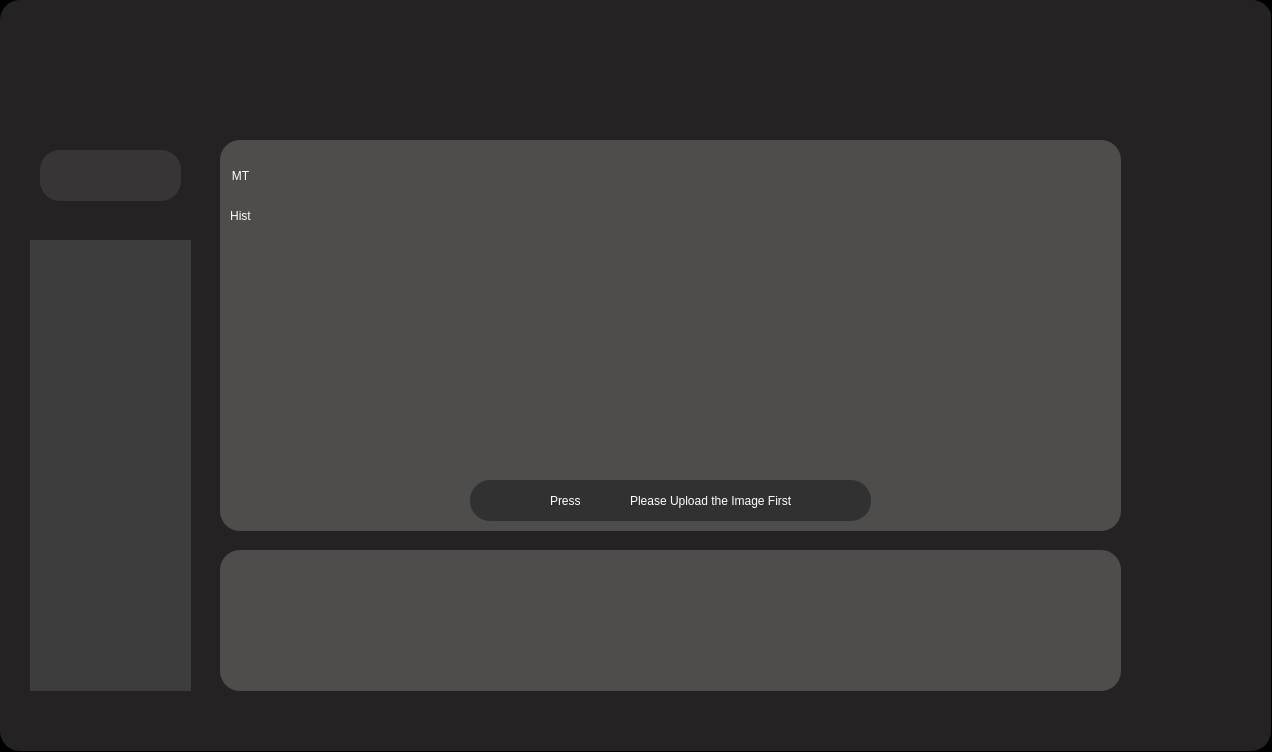
First picture: the form in UI Designer FIles/Main.ui, repository bilalfawadkhan/FYP-Image-Forensic, before the edit.
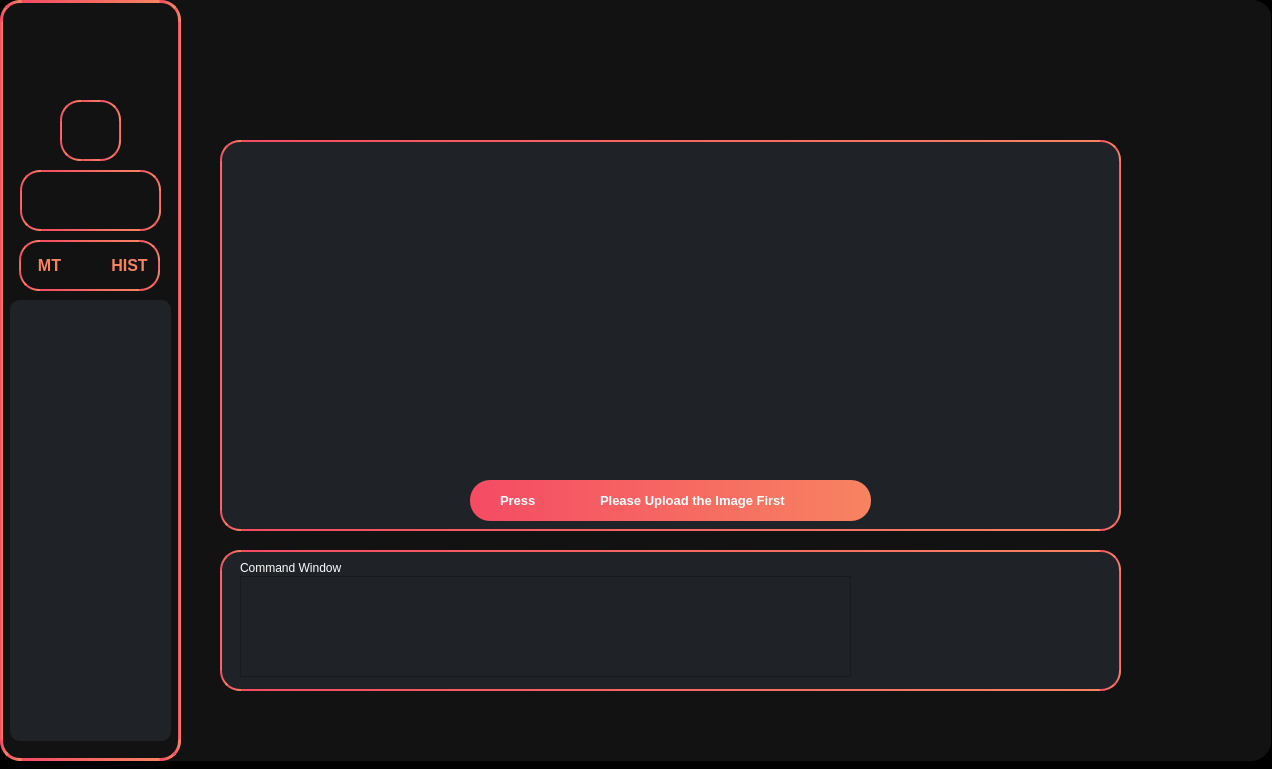
Second picture: the form after the edit. Icons and pictures are not drawn.

```diff
--- a/UI Designer FIles/Main.ui
+++ b/UI Designer FIles/Main.ui
@@ -10,7 +10,7 @@
     <x>0</x>
     <y>0</y>
     <width>1272</width>
-    <height>752</height>
+    <height>769</height>
    </rect>
   </property>
   <property name="windowTitle">
@@ -35,14 +35,14 @@
       <x>0</x>
       <y>0</y>
       <width>1271</width>
-      <height>751</height>
+      <height>761</height>
      </rect>
     </property>
     <property name="contextMenuPolicy">
      <enum>Qt::DefaultContextMenu</enum>
     </property>
     <property name="styleSheet">
-     <string notr="true">#mainwind{background-Color : rgb(36, 34, 34);
+     <string notr="true">#mainwind{background-Color :#121212;
 color : rgb(255, 255, 255);
 border-radius : 20px;
 }</string>
@@ -50,25 +50,6 @@
     <property name="title">
      <string notr="true"/>
     </property>
-    <widget class="QLabel" name="logolabel">
-     <property name="geometry">
-      <rect>
-       <x>10</x>
-       <y>40</y>
-       <width>211</width>
-       <height>131</height>
-      </rect>
-     </property>
-     <property name="text">
-      <string/>
-     </property>
-     <property name="pixmap">
-      <pixmap>../UI Resources/logo/logo.png</pixmap>
-     </property>
-     <property name="scaledContents">
-      <bool>true</bool>
-     </property>
-    </widget>
     <widget class="QGroupBox" name="botBox">
      <property name="geometry">
       <rect>
@@ -93,9 +74,9 @@
         <colorrole role="Button">
          <brush brushstyle="SolidPattern">
           <color alpha="255">
-           <red>79</red>
-           <green>76</green>
-           <blue>76</blue>
+           <red>31</red>
+           <green>35</green>
+           <blue>39</blue>
           </color>
          </brush>
         </colorrole>
@@ -138,18 +119,18 @@
         <colorrole role="Base">
          <brush brushstyle="SolidPattern">
           <color alpha="255">
-           <red>79</red>
-           <green>76</green>
-           <blue>76</blue>
+           <red>31</red>
+           <green>35</green>
+           <blue>39</blue>
           </color>
          </brush>
         </colorrole>
         <colorrole role="Window">
          <brush brushstyle="SolidPattern">
           <color alpha="255">
-           <red>79</red>
-           <green>76</green>
-           <blue>76</blue>
+           <red>31</red>
+           <green>35</green>
+           <blue>39</blue>
           </color>
          </brush>
         </colorrole>
@@ -176,9 +157,9 @@
         <colorrole role="Button">
          <brush brushstyle="SolidPattern">
           <color alpha="255">
-           <red>79</red>
-           <green>76</green>
-           <blue>76</blue>
+           <red>31</red>
+           <green>35</green>
+           <blue>39</blue>
           </color>
          </brush>
         </colorrole>
@@ -221,18 +202,18 @@
         <colorrole role="Base">
          <brush brushstyle="SolidPattern">
           <color alpha="255">
-           <red>79</red>
-           <green>76</green>
-           <blue>76</blue>
+           <red>31</red>
+           <green>35</green>
+           <blue>39</blue>
           </color>
          </brush>
         </colorrole>
         <colorrole role="Window">
          <brush brushstyle="SolidPattern">
           <color alpha="255">
-           <red>79</red>
-           <green>76</green>
-           <blue>76</blue>
+           <red>31</red>
+           <green>35</green>
+           <blue>39</blue>
           </color>
          </brush>
         </colorrole>
@@ -259,9 +240,9 @@
         <colorrole role="Button">
          <brush brushstyle="SolidPattern">
           <color alpha="255">
-           <red>79</red>
-           <green>76</green>
-           <blue>76</blue>
+           <red>31</red>
+           <green>35</green>
+           <blue>39</blue>
           </color>
          </brush>
         </colorrole>
@@ -304,18 +285,18 @@
         <colorrole role="Base">
          <brush brushstyle="SolidPattern">
           <color alpha="255">
-           <red>79</red>
-           <green>76</green>
-           <blue>76</blue>
+           <red>31</red>
+           <green>35</green>
+           <blue>39</blue>
           </color>
          </brush>
         </colorrole>
         <colorrole role="Window">
          <brush brushstyle="SolidPattern">
           <color alpha="255">
-           <red>79</red>
-           <green>76</green>
-           <blue>76</blue>
+           <red>31</red>
+           <green>35</green>
+           <blue>39</blue>
           </color>
          </brush>
         </colorrole>
@@ -332,24 +313,52 @@
       </palette>
      </property>
      <property name="styleSheet">
-      <string notr="true">background-Color : rgb(79, 76, 76);
-color : rgb(255, 255, 255);
-border-radius : 20px;</string>
+      <string notr="true">#botBox{background-Color :  #1f2327;;
+border-radius : 20px;
+border : 2px solid qlineargradient(spread:pad, x1:0, y1:1, x2:1, y2:1, stop:0 rgba(245, 75, 100, 255), stop:1 rgba(247, 131, 97, 255));
+color:rgb(255,255,255);}
+</string>
      </property>
      <property name="title">
       <string notr="true"/>
      </property>
-     <widget class="QLabel" name="runWinText">
+     <widget class="QLabel" name="commwinlabel">
       <property name="geometry">
        <rect>
         <x>20</x>
         <y>10</y>
-        <width>861</width>
-        <height>111</height>
+        <width>121</width>
+        <height>16</height>
        </rect>
       </property>
+      <property name="styleSheet">
+       <string notr="true">#commwinlabel{border: 0 solid;
+color:rgb(255,255,255);
+} 
+</string>
+      </property>
       <property name="text">
-       <string notr="true"/>
+       <string>Command Window</string>
+      </property>
+     </widget>
+     <widget class="QTextEdit" name="commwin">
+      <property name="geometry">
+       <rect>
+        <x>20</x>
+        <y>26</y>
+        <width>611</width>
+        <height>101</height>
+       </rect>
+      </property>
+      <property name="mouseTracking">
+       <bool>false</bool>
+      </property>
+      <property name="styleSheet">
+       <string notr="true">background-Color :  #1f2327;
+color:rgb(255,255,255)</string>
+      </property>
+      <property name="readOnly">
+       <bool>true</bool>
       </property>
      </widget>
     </widget>
@@ -377,9 +386,9 @@
         <colorrole role="Button">
          <brush brushstyle="SolidPattern">
           <color alpha="255">
-           <red>79</red>
-           <green>76</green>
-           <blue>76</blue>
+           <red>31</red>
+           <green>35</green>
+           <blue>39</blue>
           </color>
          </brush>
         </colorrole>
@@ -422,18 +431,18 @@
         <colorrole role="Base">
          <brush brushstyle="SolidPattern">
           <color alpha="255">
-           <red>79</red>
-           <green>76</green>
-           <blue>76</blue>
+           <red>31</red>
+           <green>35</green>
+           <blue>39</blue>
           </color>
          </brush>
         </colorrole>
         <colorrole role="Window">
          <brush brushstyle="SolidPattern">
           <color alpha="255">
-           <red>79</red>
-           <green>76</green>
-           <blue>76</blue>
+           <red>31</red>
+           <green>35</green>
+           <blue>39</blue>
           </color>
          </brush>
         </colorrole>
@@ -460,9 +469,9 @@
         <colorrole role="Button">
          <brush brushstyle="SolidPattern">
           <color alpha="255">
-           <red>79</red>
-           <green>76</green>
-           <blue>76</blue>
+           <red>31</red>
+           <green>35</green>
+           <blue>39</blue>
           </color>
          </brush>
         </colorrole>
@@ -505,18 +514,18 @@
         <colorrole role="Base">
          <brush brushstyle="SolidPattern">
           <color alpha="255">
-           <red>79</red>
-           <green>76</green>
-           <blue>76</blue>
+           <red>31</red>
+           <green>35</green>
+           <blue>39</blue>
           </color>
          </brush>
         </colorrole>
         <colorrole role="Window">
          <brush brushstyle="SolidPattern">
           <color alpha="255">
-           <red>79</red>
-           <green>76</green>
-           <blue>76</blue>
+           <red>31</red>
+           <green>35</green>
+           <blue>39</blue>
           </color>
          </brush>
         </colorrole>
@@ -543,9 +552,9 @@
         <colorrole role="Button">
          <brush brushstyle="SolidPattern">
           <color alpha="255">
-           <red>79</red>
-           <green>76</green>
-           <blue>76</blue>
+           <red>31</red>
+           <green>35</green>
+           <blue>39</blue>
           </color>
          </brush>
         </colorrole>
@@ -588,18 +597,18 @@
         <colorrole role="Base">
          <brush brushstyle="SolidPattern">
           <color alpha="255">
-           <red>79</red>
-           <green>76</green>
-           <blue>76</blue>
+           <red>31</red>
+           <green>35</green>
+           <blue>39</blue>
           </color>
          </brush>
         </colorrole>
         <colorrole role="Window">
          <brush brushstyle="SolidPattern">
           <color alpha="255">
-           <red>79</red>
-           <green>76</green>
-           <blue>76</blue>
+           <red>31</red>
+           <green>35</green>
+           <blue>39</blue>
           </color>
          </brush>
         </colorrole>
@@ -616,39 +625,19 @@
       </palette>
      </property>
      <property name="styleSheet">
-      <string notr="true">background-Color : rgb(79, 76, 76);
-color : rgb(255, 255, 255);
-border-radius : 20px;</string>
+      <string notr="true">#midBox{
+border-radius : 20px;
+color:rgb(255,255,255);
+ QFrame:Raised;
+border : 2px solid qlineargradient(spread:pad, x1:0, y1:1, x2:1, y2:1, stop:0 rgba(245, 75, 100, 255), stop:1 rgba(247, 131, 97, 255));
+
+background-Color :  #1f2327;
+}
+</string>
      </property>
      <property name="title">
       <string notr="true"/>
      </property>
-     <widget class="QPushButton" name="metaDataButton">
-      <property name="geometry">
-       <rect>
-        <x>0</x>
-        <y>20</y>
-        <width>41</width>
-        <height>31</height>
-       </rect>
-      </property>
-      <property name="text">
-       <string notr="true">MT</string>
-      </property>
-     </widget>
-     <widget class="QPushButton" name="histogramButton">
-      <property name="geometry">
-       <rect>
-        <x>0</x>
-        <y>60</y>
-        <width>41</width>
-        <height>31</height>
-       </rect>
-      </property>
-      <property name="text">
-       <string notr="true">Hist</string>
-      </property>
-     </widget>
      <widget class="QLabel" name="mainImage">
       <property name="geometry">
        <rect>
@@ -662,7 +651,7 @@
        <string notr="true"/>
       </property>
       <property name="pixmap">
-       <pixmap>../UI Resources/uploadimg.png</pixmap>
+       <pixmap>../UI Resources/Uploadimg.png</pixmap>
       </property>
       <property name="scaledContents">
        <bool>true</bool>
@@ -677,8 +666,16 @@
         <height>41</height>
        </rect>
       </property>
+      <property name="font">
+       <font>
+        <weight>75</weight>
+        <bold>true</bold>
+       </font>
+      </property>
       <property name="styleSheet">
-       <string notr="true">background-color:rgb(49, 49, 49)</string>
+       <string notr="true">#uploadhintGroup{background-Color :qlineargradient(spread:pad, x1:0, y1:1, x2:1, y2:1, stop:0 rgba(245, 75, 100, 255), stop:1 rgba(247, 131, 97, 255));
+color : rgb(255, 255, 255);
+border-radius : 20px;}</string>
       </property>
       <property name="title">
        <string notr="true"/>
@@ -686,12 +683,24 @@
       <widget class="QLabel" name="label_2">
        <property name="geometry">
         <rect>
-         <x>160</x>
+         <x>130</x>
          <y>10</y>
-         <width>171</width>
+         <width>241</width>
          <height>21</height>
         </rect>
        </property>
+       <property name="font">
+        <font>
+         <family>MS Shell Dlg 2</family>
+         <pointsize>10</pointsize>
+         <weight>75</weight>
+         <italic>false</italic>
+         <bold>true</bold>
+        </font>
+       </property>
+       <property name="styleSheet">
+        <string notr="true">color:rgb(255,255,255);</string>
+       </property>
        <property name="text">
         <string notr="true">Please Upload the Image First </string>
        </property>
@@ -699,7 +708,7 @@
       <widget class="QLabel" name="label_3">
        <property name="geometry">
         <rect>
-         <x>120</x>
+         <x>90</x>
          <y>10</y>
          <width>31</width>
          <height>24</height>
@@ -718,145 +727,30 @@
       <widget class="QLabel" name="label_4">
        <property name="geometry">
         <rect>
-         <x>80</x>
+         <x>30</x>
          <y>10</y>
-         <width>41</width>
+         <width>51</width>
          <height>21</height>
         </rect>
        </property>
+       <property name="font">
+        <font>
+         <family>MS Shell Dlg 2</family>
+         <pointsize>10</pointsize>
+         <weight>75</weight>
+         <italic>false</italic>
+         <bold>true</bold>
+        </font>
+       </property>
+       <property name="styleSheet">
+        <string notr="true">color:rgb(255,255,255);
+</string>
+       </property>
        <property name="text">
         <string notr="true">Press</string>
        </property>
       </widget>
      </widget>
-     <widget class="QPushButton" name="playButton">
-      <property name="geometry">
-       <rect>
-        <x>0</x>
-        <y>90</y>
-        <width>41</width>
-        <height>41</height>
-       </rect>
-      </property>
-      <property name="text">
-       <string notr="true"/>
-      </property>
-      <property name="icon">
-       <iconset>
-        <normaloff>../UI Resources/playIcon.png</normaloff>../UI Resources/playIcon.png</iconset>
-      </property>
-     </widget>
-    </widget>
-    <widget class="QPushButton" name="uploadButton">
-     <property name="geometry">
-      <rect>
-       <x>40</x>
-       <y>150</y>
-       <width>141</width>
-       <height>51</height>
-      </rect>
-     </property>
-     <property name="font">
-      <font>
-       <pointsize>9</pointsize>
-       <weight>75</weight>
-       <bold>true</bold>
-      </font>
-     </property>
-     <property name="autoFillBackground">
-      <bool>false</bool>
-     </property>
-     <property name="styleSheet">
-      <string notr="true">background-color : rgb(55, 53, 53);
-color : rgb(255, 255, 255);
-border-radius : 20px;</string>
-     </property>
-     <property name="text">
-      <string notr="true"/>
-     </property>
-     <property name="icon">
-      <iconset>
-       <normaloff>../UI Resources/plus Icon/plus 1.png</normaloff>../UI Resources/plus Icon/plus 1.png</iconset>
-     </property>
-     <property name="iconSize">
-      <size>
-       <width>40</width>
-       <height>40</height>
-      </size>
-     </property>
-    </widget>
-    <widget class="QGroupBox" name="projectBox">
-     <property name="geometry">
-      <rect>
-       <x>30</x>
-       <y>240</y>
-       <width>161</width>
-       <height>451</height>
-      </rect>
-     </property>
-     <property name="styleSheet">
-      <string notr="true">background-Color : rgb(61, 61, 61);
-color : rgb(255, 255, 255);
-border-radius : 0px;
-
-</string>
-     </property>
-     <property name="title">
-      <string/>
-     </property>
-     <widget class="QListWidget" name="projectDirList">
-      <property name="geometry">
-       <rect>
-        <x>10</x>
-        <y>10</y>
-        <width>141</width>
-        <height>411</height>
-       </rect>
-      </property>
-      <property name="whatsThis">
-       <string notr="true"/>
-      </property>
-      <property name="styleSheet">
-       <string notr="true"/>
-      </property>
-      <property name="horizontalScrollBarPolicy">
-       <enum>Qt::ScrollBarAlwaysOff</enum>
-      </property>
-      <property name="spacing">
-       <number>5</number>
-      </property>
-      <property name="itemAlignment">
-       <set>Qt::AlignHCenter</set>
-      </property>
-     </widget>
-     <widget class="QPushButton" name="deleteImgButton">
-      <property name="geometry">
-       <rect>
-        <x>130</x>
-        <y>420</y>
-        <width>31</width>
-        <height>31</height>
-       </rect>
-      </property>
-      <property name="styleSheet">
-       <string notr="true">background-Color : rgb(61, 61, 61);
-color : rgb(255, 255, 255);
-border-radius : 0px;</string>
-      </property>
-      <property name="text">
-       <string notr="true"/>
-      </property>
-      <property name="icon">
-       <iconset>
-        <normaloff>../UI Resources/Trash Can/trashcan1.png</normaloff>../UI Resources/Trash Can/trashcan1.png</iconset>
-      </property>
-      <property name="iconSize">
-       <size>
-        <width>27</width>
-        <height>27</height>
-       </size>
-      </property>
-     </widget>
     </widget>
     <widget class="QGroupBox" name="toolbar">
      <property name="geometry">
@@ -883,14 +777,14 @@
        </rect>
       </property>
       <property name="styleSheet">
-       <string notr="true">#minButton{background-Color : rgb(36, 34, 34);border:0px solid black} #minButton:hover{background-Color : #57A773;}</string>
+       <string notr="true">#minButton{background-Color : #121212;;border:0px solid black} #minButton:hover{background-Color : #57A773;}</string>
       </property>
       <property name="text">
        <string/>
       </property>
       <property name="icon">
        <iconset>
-        <normaloff>../UI Resources/Toolbar Icons/line.svg</normaloff>../UI Resources/Toolbar Icons/line.svg</iconset>
+        <normaloff>UI Resources/Toolbar Icons/line.svg</normaloff>UI Resources/Toolbar Icons/line.svg</iconset>
       </property>
       <property name="iconSize">
        <size>
@@ -909,14 +803,14 @@
        </rect>
       </property>
       <property name="styleSheet">
-       <string notr="true">#maximButton{background-Color : rgb(36, 34, 34);border:0px solid black} #maximButton:hover{background-Color :#F4A259}</string>
+       <string notr="true">#maximButton{background-Color :#121212;;border:0px solid black} #maximButton:hover{background-Color :#F4A259}</string>
       </property>
       <property name="text">
-       <string notr="true"/>
+       <string/>
       </property>
       <property name="icon">
        <iconset>
-        <normaloff>../UI Resources/Toolbar Icons/Square.svg</normaloff>../UI Resources/Toolbar Icons/Square.svg</iconset>
+        <normaloff>UI Resources/Toolbar Icons/Square.svg</normaloff>UI Resources/Toolbar Icons/Square.svg</iconset>
       </property>
       <property name="iconSize">
        <size>
@@ -935,14 +829,14 @@
        </rect>
       </property>
       <property name="styleSheet">
-       <string notr="true">#closeButton{border-radius: 20px;background-Color : rgb(36, 34, 34)} #closeButton:hover{background-Color :#A71D31;border-radius: 20px}</string>
+       <string notr="true">#closeButton{border-radius: 20px;background-Color : #121212;} #closeButton:hover{background-Color :#A71D31;border-radius: 20px}</string>
       </property>
       <property name="text">
        <string/>
       </property>
       <property name="icon">
        <iconset>
-        <normaloff>../UI Resources/Toolbar Icons/cross 1.svg</normaloff>../UI Resources/Toolbar Icons/cross 1.svg</iconset>
+        <normaloff>UI Resources/Toolbar Icons/cross 1.svg</normaloff>UI Resources/Toolbar Icons/cross 1.svg</iconset>
       </property>
       <property name="iconSize">
        <size>
@@ -952,12 +846,320 @@
       </property>
      </widget>
     </widget>
+    <widget class="QGroupBox" name="navbarleft">
+     <property name="geometry">
+      <rect>
+       <x>0</x>
+       <y>0</y>
+       <width>181</width>
+       <height>761</height>
+      </rect>
+     </property>
+     <property name="styleSheet">
+      <string notr="true">#navbarleft{color:rgb(255,255,255);
+border-radius: 20px;
+border : 3px solid qlineargradient(spread:pad, x1:0, y1:1, x2:1, y2:1, stop:0 rgba(245, 75, 100, 255), stop:1 rgba(247, 131, 97, 255));}</string>
+     </property>
+     <property name="title">
+      <string/>
+     </property>
+     <widget class="QGroupBox" name="projectBox">
+      <property name="geometry">
+       <rect>
+        <x>10</x>
+        <y>300</y>
+        <width>161</width>
+        <height>441</height>
+       </rect>
+      </property>
+      <property name="styleSheet">
+       <string notr="true">#projectBox{background-Color : #1f2327;
+color : rgb(255, 255, 255);
+border-radius : 10px;
+border: 0px solid ;
+}</string>
+      </property>
+      <property name="title">
+       <string/>
+      </property>
+      <widget class="QListWidget" name="projectDirList">
+       <property name="geometry">
+        <rect>
+         <x>10</x>
+         <y>10</y>
+         <width>141</width>
+         <height>381</height>
+        </rect>
+       </property>
+       <property name="whatsThis">
+        <string notr="true"/>
+       </property>
+       <property name="styleSheet">
+        <string notr="true">#projectDirList{background-Color : #1f2327;
+color:(255,255,255);
+border: 0px solid}</string>
+       </property>
+       <property name="horizontalScrollBarPolicy">
+        <enum>Qt::ScrollBarAlwaysOff</enum>
+       </property>
+       <property name="spacing">
+        <number>5</number>
+       </property>
+       <property name="itemAlignment">
+        <set>Qt::AlignHCenter</set>
+       </property>
+      </widget>
+      <widget class="QPushButton" name="deleteImgButton">
+       <property name="geometry">
+        <rect>
+         <x>120</x>
+         <y>400</y>
+         <width>31</width>
+         <height>31</height>
+        </rect>
+       </property>
+       <property name="styleSheet">
+        <string notr="true">background-Color : #1f2327;
+color : rgb(255, 255, 255);
+border-radius : 0px;</string>
+       </property>
+       <property name="text">
+        <string notr="true"/>
+       </property>
+       <property name="icon">
+        <iconset>
+         <normaloff>../UI Resources/Trash Can/trashcan1.png</normaloff>../UI Resources/Trash Can/trashcan1.png</iconset>
+       </property>
+       <property name="iconSize">
+        <size>
+         <width>27</width>
+         <height>27</height>
+        </size>
+       </property>
+      </widget>
+     </widget>
+     <widget class="QLabel" name="logolabel">
+      <property name="geometry">
+       <rect>
+        <x>10</x>
+        <y>0</y>
+        <width>161</width>
+        <height>101</height>
+       </rect>
+      </property>
+      <property name="styleSheet">
+       <string notr="true">#logolabe{border-radius: 20px}</string>
+      </property>
+      <property name="text">
+       <string/>
+      </property>
+      <property name="pixmap">
+       <pixmap>../UI Resources/logo/logo.png</pixmap>
+      </property>
+      <property name="scaledContents">
+       <bool>true</bool>
+      </property>
+     </widget>
+     <widget class="QPushButton" name="uploadButton">
+      <property name="geometry">
+       <rect>
+        <x>60</x>
+        <y>100</y>
+        <width>61</width>
+        <height>61</height>
+       </rect>
+      </property>
+      <property name="font">
+       <font>
+        <pointsize>9</pointsize>
+        <weight>75</weight>
+        <bold>true</bold>
+       </font>
+      </property>
+      <property name="autoFillBackground">
+       <bool>false</bool>
+      </property>
+      <property name="styleSheet">
+       <string notr="true">#uploadButton{border-radius: 20px;
+border:2px solid qlineargradient(spread:pad, x1:0, y1:1, x2:1, y2:1, stop:0 rgba(245, 75, 100, 255), stop:1 rgba(247, 131, 97, 255));
+background-color :#121212;}
+#uploadButton:hover{background-color: qlineargradient(spread:pad, x1:0, y1:1, x2:1, y2:1, stop:0 rgba(245, 75, 100, 255), stop:1 rgba(247, 131, 97, 255));}</string>
+      </property>
+      <property name="text">
+       <string notr="true"/>
+      </property>
+      <property name="icon">
+       <iconset>
+        <normaloff>../UI Resources/plus Icon/plus 1.png</normaloff>../UI Resources/plus Icon/plus 1.png</iconset>
+      </property>
+      <property name="iconSize">
+       <size>
+        <width>40</width>
+        <height>40</height>
+       </size>
+      </property>
+     </widget>
+     <widget class="QGroupBox" name="mthistgroup">
+      <property name="geometry">
+       <rect>
+        <x>19</x>
+        <y>240</y>
+        <width>141</width>
+        <height>51</height>
+       </rect>
+      </property>
+      <property name="styleSheet">
+       <string notr="true">#mthistgroup{border-radius: 20px;
+border:2px solid qlineargradient(spread:pad, x1:0, y1:1, x2:1, y2:1, stop:0 rgba(245, 75, 100, 255), stop:1 rgba(247, 131, 97, 255));
+
+}</string>
+      </property>
+      <property name="title">
+       <string/>
+      </property>
+      <widget class="QPushButton" name="metaDataButton">
+       <property name="geometry">
+        <rect>
+         <x>0</x>
+         <y>0</y>
+         <width>61</width>
+         <height>51</height>
+        </rect>
+       </property>
+       <property name="font">
+        <font>
+         <pointsize>12</pointsize>
+         <weight>75</weight>
+         <bold>true</bold>
+        </font>
+       </property>
+       <property name="styleSheet">
+        <string notr="true">#metaDataButton{border-radius: 20px;
+color: qlineargradient(spread:pad, x1:0, y1:1, x2:1, y2:1, stop:0 rgba(245, 75, 100, 255), stop:1 rgba(247, 131, 97, 255));;}
+#metaDataButton:hover{background-color: qlineargradient(spread:pad, x1:0, y1:1, x2:1, y2:1, stop:0 rgba(245, 75, 100, 255), stop:1 rgba(247, 131, 97, 255));
+color: rgb(255,255,255)
+}</string>
+       </property>
+       <property name="text">
+        <string notr="true">MT</string>
+       </property>
+      </widget>
+      <widget class="QPushButton" name="histogramButton">
+       <property name="geometry">
+        <rect>
+         <x>80</x>
+         <y>0</y>
+         <width>61</width>
+         <height>51</height>
+        </rect>
+       </property>
+       <property name="font">
+        <font>
+         <pointsize>12</pointsize>
+         <weight>75</weight>
+         <bold>true</bold>
+        </font>
+       </property>
+       <property name="styleSheet">
+        <string notr="true">#histogramButton{border-radius: 20px;
+color: qlineargradient(spread:pad, x1:0, y1:1, x2:1, y2:1, stop:0 rgba(245, 75, 100, 255), stop:1 rgba(247, 131, 97, 255));;}
+#histogramButton:hover{background-color: qlineargradient(spread:pad, x1:0, y1:1, x2:1, y2:1, stop:0 rgba(245, 75, 100, 255), stop:1 rgba(247, 131, 97, 255));
+color: rgb(255,255,255)
+}</string>
+       </property>
+       <property name="text">
+        <string notr="true">HIST</string>
+       </property>
+      </widget>
+     </widget>
+     <widget class="QGroupBox" name="playstopgroup">
+      <property name="geometry">
+       <rect>
+        <x>20</x>
+        <y>170</y>
+        <width>141</width>
+        <height>61</height>
+       </rect>
+      </property>
+      <property name="styleSheet">
+       <string notr="true">#playstopgroup{border-radius: 20px;
+border:2px solid qlineargradient(spread:pad, x1:0, y1:1, x2:1, y2:1, stop:0 rgba(245, 75, 100, 255), stop:1 rgba(247, 131, 97, 255));
+}</string>
+      </property>
+      <property name="title">
+       <string/>
+      </property>
+      <widget class="QPushButton" name="runbutton">
+       <property name="geometry">
+        <rect>
+         <x>0</x>
+         <y>0</y>
+         <width>61</width>
+         <height>61</height>
+        </rect>
+       </property>
+       <property name="styleSheet">
+        <string notr="true">#runbutton{border-radius: 20px;}
+
+#runbutton:hover{background-color: qlineargradient(spread:pad, x1:0, y1:1, x2:1, y2:1, stop:0 rgba(245, 75, 100, 255), stop:1 rgba(247, 131, 97, 255));
+border-radius: 20px;}
+</string>
+       </property>
+       <property name="text">
+        <string notr="true"/>
+       </property>
+       <property name="icon">
+        <iconset>
+         <normaloff>../play Button.png</normaloff>../play Button.png</iconset>
+       </property>
+       <property name="iconSize">
+        <size>
+         <width>35</width>
+         <height>35</height>
+        </size>
+       </property>
+      </widget>
+      <widget class="QPushButton" name="stopbutton">
+       <property name="geometry">
+        <rect>
+         <x>80</x>
+         <y>0</y>
+         <width>61</width>
+         <height>61</height>
+        </rect>
+       </property>
+       <property name="styleSheet">
+        <string notr="true">#stopbutton{border-radius: 20px;}
+
+#stopbutton:hover{background-color: qlineargradient(spread:pad, x1:0, y1:1, x2:1, y2:1, stop:0 rgba(245, 75, 100, 255), stop:1 rgba(247, 131, 97, 255));
+border-radius: 20px;}
+</string>
+       </property>
+       <property name="text">
+        <string notr="true"/>
+       </property>
+       <property name="icon">
+        <iconset>
+         <normaloff>../stopButton.png</normaloff>../stopButton.png</iconset>
+       </property>
+       <property name="iconSize">
+        <size>
+         <width>35</width>
+         <height>35</height>
+        </size>
+       </property>
+      </widget>
+     </widget>
+     <zorder>logolabel</zorder>
+     <zorder>projectBox</zorder>
+     <zorder>mthistgroup</zorder>
+     <zorder>uploadButton</zorder>
+     <zorder>playstopgroup</zorder>
+    </widget>
     <zorder>toolbar</zorder>
-    <zorder>logolabel</zorder>
     <zorder>botBox</zorder>
     <zorder>midBox</zorder>
-    <zorder>uploadButton</zorder>
-    <zorder>projectBox</zorder>
+    <zorder>navbarleft</zorder>
    </widget>
   </widget>
  </widget>
```
